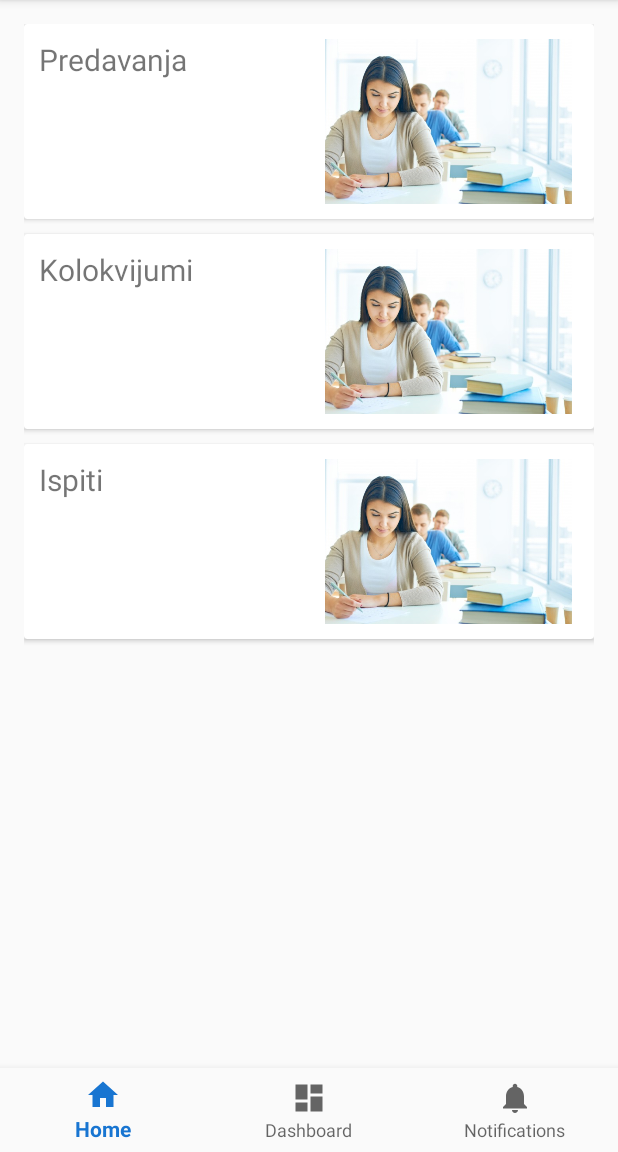
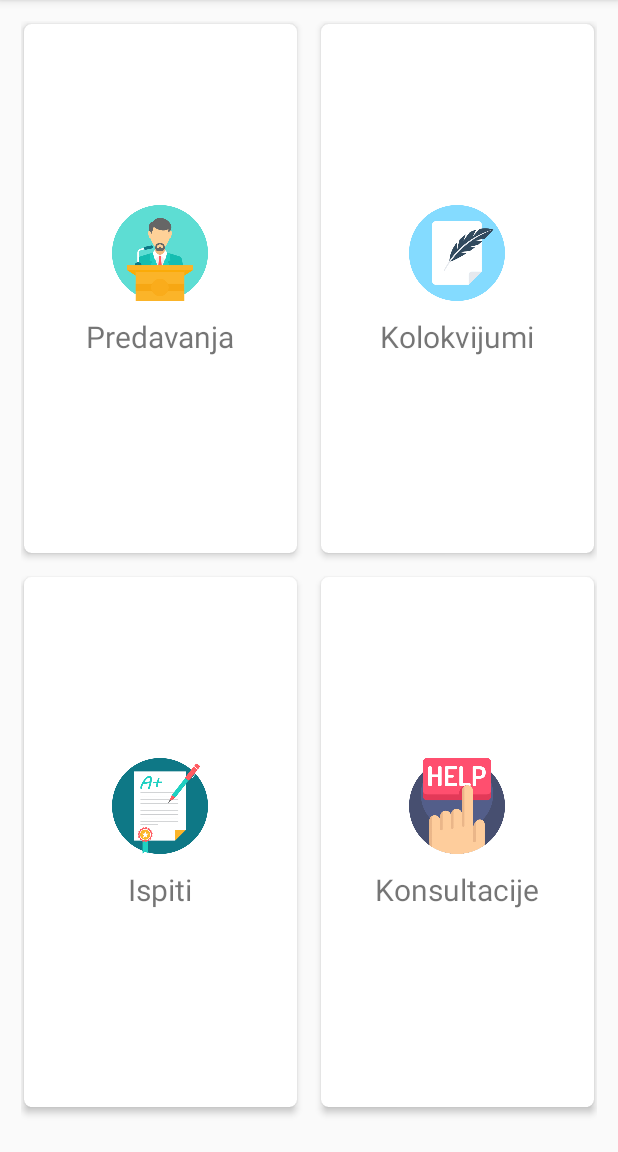
Before and after one commit to iPerisic96/RAFroid, an Android app: the screen it shows after launch (MainActivity), on a phone screen of 412 x 824 dp, the part 84-1236 px from its top. Run offline under Robolectric (Android 15) with nearby library versions, the phone set to English and light mode, and no system bars; 2 statements that could not run were skipped.

Commit message:
Promenjen main activity

```diff
--- a/app/src/main/res/layout/activity_main.xml
+++ b/app/src/main/res/layout/activity_main.xml
@@ -12,48 +12,84 @@
         android:layout_width="match_parent"
         android:layout_height="match_parent"
         android:fillViewport="true">
+    <!--<LinearLayout-->
+        <!--android:layout_width="match_parent"-->
+        <!--android:layout_height="wrap_content"-->
+        <!--android:padding="16dp"-->
+        <!--android:orientation="vertical">-->
+
+        <GridLayout
+            android:layout_width="match_parent"
+
+            android:layout_height="0dp"
+            android:columnCount="2"
+            android:rowCount="2"
+            android:alignmentMode="alignMargins"
+            android:columnOrderPreserved="false"
+            android:padding="14dp"
+            >
+
+        <android.support.v7.widget.CardView
+            android:layout_width="0dp"
+            android:layout_height="0dp"
+            android:layout_columnWeight="1"
+            android:layout_rowWeight="1"
+            android:layout_marginBottom="16dp"
+            android:layout_marginRight="16dp"
+            android:layout_marginLeft="2dp"
+            android:layout_marginTop="2dp"
+            android:id="@+id/kalendarCard"
+            app:cardElevation="3dp"
+            app:cardCornerRadius="5dp">
+
             <LinearLayout
                 android:layout_width="match_parent"
-        android:layout_height="wrap_content"
-        android:padding="16dp"
-        android:orientation="vertical">
-
-        <android.support.v7.widget.CardView
-            android:layout_width="match_parent"
-            android:layout_height="wrap_content"
-            android:id="@+id/kalendarCard">
+                android:layout_height="match_parent"
+                android:orientation="vertical"
+                android:gravity="center">
 
                 <ImageView
                     android:id="@+id/imageView1"
-                android:layout_width="194dp"
-                android:layout_height="130.17dp"
-                android:layout_gravity="end"
-                android:padding="10dp"
-                app:srcCompat="@drawable/slika1" />
+                    android:layout_width="64dp"
+                    android:layout_height="64dp"
+                    app:srcCompat="@drawable/predavanja" />
 
                 <TextView
                     android:id="@+id/textView1"
-                android:layout_width="wrap_content"
+                    android:layout_width="match_parent"
                     android:layout_height="wrap_content"
                     android:padding="10dp"
+                    android:textAlignment="center"
                     android:text="Predavanja"
                     android:textSize="20sp" />
+            </LinearLayout>
 
         </android.support.v7.widget.CardView>
 
         <android.support.v7.widget.CardView
+            android:layout_width="0dp"
+            android:layout_height="0dp"
+            android:layout_columnWeight="2"
+            android:layout_rowWeight="1"
+            android:layout_marginBottom="16dp"
+            android:layout_marginTop="2dp"
+            android:layout_marginRight="2dp"
+            app:cardElevation="3dp"
+            app:cardCornerRadius="5dp"
+            android:id="@+id/klkCard">
+
+
+            <LinearLayout
                 android:layout_width="match_parent"
-            android:layout_height="wrap_content"
-            android:layout_marginTop="10dp"
-            android:id="@+id/klkCard">
+                android:layout_height="match_parent"
+                android:orientation="vertical"
+                android:gravity="center">
 
             <ImageView
                 android:id="@+id/imageView2"
-                android:layout_width="194dp"
-                android:layout_height="130.17dp"
-                android:layout_gravity="end"
-                android:padding="10dp"
-                app:srcCompat="@drawable/slika1" />
+                android:layout_width="64dp"
+                android:layout_height="64dp"
+                app:srcCompat="@drawable/klk" />
 
             <TextView
                 android:id="@+id/textView2"
@@ -61,25 +97,35 @@
                 android:layout_height="wrap_content"
                 android:padding="10dp"
                 android:text="Kolokvijumi"
+                android:layout_gravity="center"
                 android:textSize="20sp" />
-
+            </LinearLayout>
 
         </android.support.v7.widget.CardView>
 
 
         <android.support.v7.widget.CardView
-            android:layout_width="match_parent"
-            android:layout_height="wrap_content"
-            android:layout_marginTop="10dp"
+            android:layout_width="0dp"
+            android:layout_height="0dp"
+            android:layout_columnWeight="2"
+            android:layout_rowWeight="1"
+            android:layout_marginBottom="16dp"
+            android:layout_marginRight="16dp"
+            android:layout_marginLeft="2dp"
+            app:cardElevation="3dp"
+            app:cardCornerRadius="5dp"
             android:id="@+id/ispitiCard">
 
+            <LinearLayout
+                android:layout_width="match_parent"
+                android:layout_height="match_parent"
+                android:orientation="vertical"
+                android:gravity="center">
             <ImageView
                 android:id="@+id/imageView3"
-                android:layout_width="194dp"
-                android:layout_height="130.17dp"
-                android:layout_gravity="end"
-                android:padding="10dp"
-                app:srcCompat="@drawable/slika1" />
+                android:layout_width="64dp"
+                android:layout_height="64dp"
+                app:srcCompat="@drawable/ispit" />
 
             <TextView
                 android:id="@+id/textView3"
@@ -87,34 +133,47 @@
                 android:layout_height="wrap_content"
                 android:padding="10dp"
                 android:text="Ispiti"
-                android:textSize="20sp" />
+                android:textSize="20sp"
+                android:layout_gravity="center"/>
+            </LinearLayout>
 
         </android.support.v7.widget.CardView>
 
-        <!--<android.support.v7.widget.CardView-->
-            <!--android:layout_width="match_parent"-->
-            <!--android:layout_height="wrap_content"-->
-            <!--android:layout_marginTop="10dp">-->
+            <android.support.v7.widget.CardView
+                android:layout_width="0dp"
+                android:layout_height="0dp"
+                android:layout_columnWeight="2"
+                android:layout_rowWeight="1"
+                android:layout_marginBottom="16dp"
+                android:layout_marginRight="2dp"
+                app:cardElevation="3dp"
+                app:cardCornerRadius="5dp"
+                android:id="@+id/ispitiCKonsult">
 
-            <!--<ImageView-->
-                <!--android:id="@+id/imageView4"-->
-                <!--android:layout_width="194dp"-->
-                <!--android:layout_height="130.17dp"-->
-                <!--android:layout_gravity="right"-->
-                <!--android:padding="10dp"-->
-                <!--app:srcCompat="@drawable/slika1" />-->
+                <LinearLayout
+                    android:layout_width="match_parent"
+                    android:layout_height="match_parent"
+                    android:orientation="vertical"
+                    android:gravity="center">
 
-            <!--<TextView-->
-                <!--android:id="@+id/textView4"-->
-                <!--android:layout_width="175dp"-->
-                <!--android:layout_height="wrap_content"-->
-                <!--android:layout_gravity="left"-->
-                <!--android:padding="10dp"-->
-                <!--android:text="Ispiti"-->
-                <!--android:textSize="20sp" />-->
+                <ImageView
+                    android:id="@+id/imageView4"
+                    android:layout_width="64dp"
+                    android:layout_height="64dp"
+                    app:srcCompat="@drawable/konsult" />
 
-        <!--</android.support.v7.widget.CardView>-->
+                <TextView
+                    android:id="@+id/textView4"
+                    android:layout_width="wrap_content"
+                    android:layout_height="wrap_content"
+                    android:padding="10dp"
+                    android:text="Konsultacije"
+                    android:textSize="20sp" />
                 </LinearLayout>
+
+            </android.support.v7.widget.CardView>
+        </GridLayout>
+    <!--</android.support.v4.widget.NestedScrollView>li-->
     </android.support.v4.widget.NestedScrollView>
 
     <android.support.design.widget.BottomNavigationView
@@ -123,6 +182,7 @@
         android:layout_height="wrap_content"
         android:background="?android:attr/windowBackground"
         android:layout_gravity="bottom"
-        app:menu="@menu/navigation" />
+        app:menu="@menu/navigation"
+        android:visibility="gone"/>
 
 </android.support.design.widget.CoordinatorLayout>
```
Also changed, not shown: app/src/main/res/drawable/ispit.png (added), app/src/main/res/drawable/klk.png (added), app/src/main/res/drawable/konsult.png (added), app/src/main/res/drawable/predavanja.png (added). Lines whose indentation alone changed are shown as unchanged.
